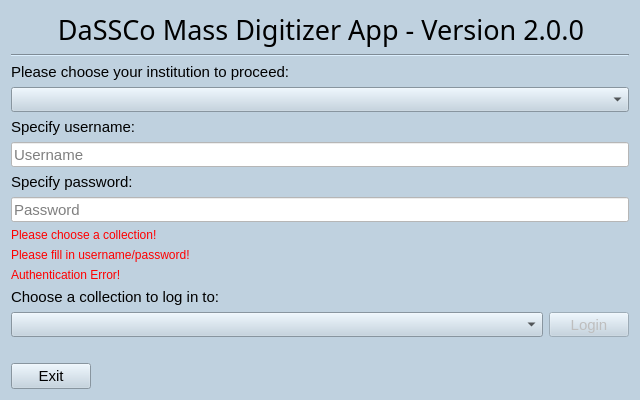
Old version of the form MassDigitizer/ui/homescreen.ui in the repository NHMDenmark/Mass-Digitizer.
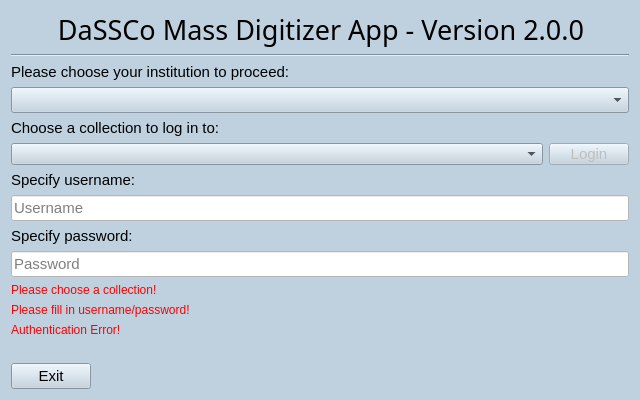
New version of the form.

Commit message:
Major overhaul & rewiring of entry form (glitching!)
This version is unfortunately glitching.

The edit to the form file:
```diff
--- a/MassDigitizer/ui/homescreen.ui
+++ b/MassDigitizer/ui/homescreen.ui
@@ -120,6 +120,65 @@
    </item>
    <item>
     <layout class="QVBoxLayout" name="verticalLayout_4">
+     <item>
+      <layout class="QVBoxLayout" name="verticalLayout_8">
+       <item>
+        <widget class="QLabel" name="lblSelectCollection">
+         <property name="font">
+          <font>
+           <family>Arial</family>
+           <pointsize>11</pointsize>
+          </font>
+         </property>
+         <property name="text">
+          <string>Choose a collection to log in to:</string>
+         </property>
+         <property name="alignment">
+          <set>Qt::AlignmentFlag::AlignBottom|Qt::AlignmentFlag::AlignLeading|Qt::AlignmentFlag::AlignLeft</set>
+         </property>
+        </widget>
+       </item>
+       <item>
+        <layout class="QHBoxLayout" name="horizontalLayout_2">
+         <item>
+          <widget class="QComboBox" name="lstSelectCollection">
+           <property name="font">
+            <font>
+             <family>Arial</family>
+             <pointsize>11</pointsize>
+            </font>
+           </property>
+           <property name="editable">
+            <bool>false</bool>
+           </property>
+          </widget>
+         </item>
+         <item>
+          <widget class="QPushButton" name="btnLogin">
+           <property name="enabled">
+            <bool>false</bool>
+           </property>
+           <property name="sizePolicy">
+            <sizepolicy hsizetype="Fixed" vsizetype="Fixed">
+             <horstretch>0</horstretch>
+             <verstretch>0</verstretch>
+            </sizepolicy>
+           </property>
+           <property name="font">
+            <font>
+             <family>Arial</family>
+             <pointsize>11</pointsize>
+            </font>
+           </property>
+           <property name="text">
+            <string>Login</string>
+           </property>
+          </widget>
+         </item>
+        </layout>
+       </item>
+      </layout>
+     </item>
      <item>
       <widget class="QLabel" name="lblUsername">
        <property name="font">
@@ -226,65 +285,6 @@
      </property>
     </widget>
    </item>
-   <item>
-    <layout class="QVBoxLayout" name="verticalLayout_8">
-     <item>
-      <widget class="QLabel" name="lblSelectCollection">
-       <property name="font">
-        <font>
-         <family>Arial</family>
-         <pointsize>11</pointsize>
-        </font>
-       </property>
-       <property name="text">
-        <string>Choose a collection to log in to:</string>
-       </property>
-       <property name="alignment">
-        <set>Qt::AlignmentFlag::AlignBottom|Qt::AlignmentFlag::AlignLeading|Qt::AlignmentFlag::AlignLeft</set>
-       </property>
-      </widget>
-     </item>
-     <item>
-      <layout class="QHBoxLayout" name="horizontalLayout_2">
-       <item>
-        <widget class="QComboBox" name="lstSelectCollection">
-         <property name="font">
-          <font>
-           <family>Arial</family>
-           <pointsize>11</pointsize>
-          </font>
-         </property>
-         <property name="editable">
-          <bool>false</bool>
-         </property>
-        </widget>
-       </item>
-       <item>
-        <widget class="QPushButton" name="btnLogin">
-         <property name="enabled">
-          <bool>false</bool>
-         </property>
-         <property name="sizePolicy">
-          <sizepolicy hsizetype="Fixed" vsizetype="Fixed">
-           <horstretch>0</horstretch>
-           <verstretch>0</verstretch>
-          </sizepolicy>
-         </property>
-         <property name="font">
-          <font>
-           <family>Arial</family>
-           <pointsize>11</pointsize>
-          </font>
-         </property>
-         <property name="text">
-          <string>Login</string>
-         </property>
-        </widget>
-       </item>
-      </layout>
-     </item>
-    </layout>
-   </item>
    <item>
     <spacer name="verticalSpacer">
      <property name="orientation">
```
The commit also changes 1 other file.
